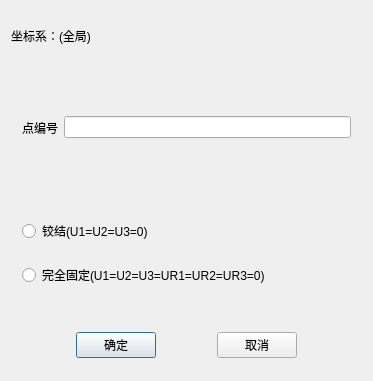
This is TW/Create_Constraint.ui in Shixuku/Tower-Visual as Qt 5 draws it before an edit. The edited form follows.
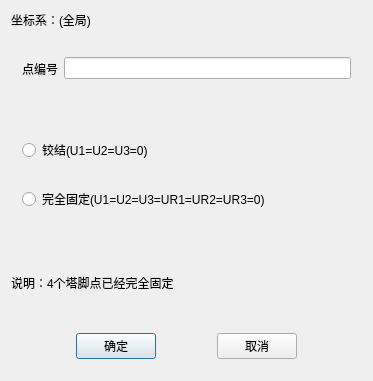
This is the edited form.

```diff
--- a/TW/Create_Constraint.ui
+++ b/TW/Create_Constraint.ui
@@ -13,7 +13,7 @@
   <property name="windowTitle">
    <string>Create_Constraint</string>
   </property>
-  <layout class="QVBoxLayout" name="verticalLayout_2">
+  <layout class="QVBoxLayout" name="verticalLayout_2" stretch="0,1,2,1,0">
    <item>
     <widget class="QLabel" name="label">
      <property name="maximumSize">
@@ -63,6 +63,13 @@
      </layout>
     </widget>
    </item>
+   <item>
+    <widget class="QLabel" name="label_3">
+     <property name="text">
+      <string>说明：4个塔脚点已经完全固定</string>
+     </property>
+    </widget>
+   </item>
    <item>
     <widget class="QWidget" name="widget_2" native="true">
      <property name="maximumSize">
```
